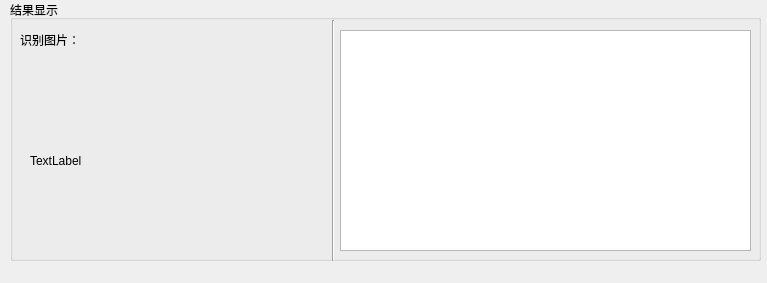
Above: UI/result.ui from lexxxx-cmd/MailParser before the change. Below: the same form after it.
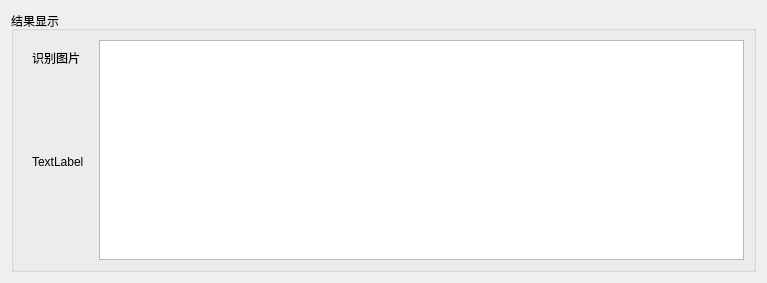
That is the form after the change.

Diff of the .ui file:
```diff
--- a/UI/result.ui
+++ b/UI/result.ui
@@ -10,71 +10,81 @@
     <height>283</height>
    </rect>
   </property>
+  <property name="sizePolicy">
+   <sizepolicy hsizetype="Expanding" vsizetype="Expanding">
+    <horstretch>0</horstretch>
+    <verstretch>0</verstretch>
+   </sizepolicy>
+  </property>
   <property name="windowTitle">
    <string>Form</string>
   </property>
+  <layout class="QHBoxLayout" name="horizontalLayout">
+   <item>
   <widget class="QGroupBox" name="groupBox">
-   <property name="geometry">
-    <rect>
-     <x>10</x>
-     <y>0</y>
-     <width>751</width>
-     <height>261</height>
-    </rect>
-   </property>
    <property name="title">
     <string>结果显示</string>
    </property>
+     <layout class="QHBoxLayout" name="horizontalLayout_2">
+      <item>
+       <widget class="QWidget" name="widget" native="true">
+        <layout class="QVBoxLayout" name="verticalLayout">
+         <item>
    <widget class="QLabel" name="label">
-    <property name="geometry">
-     <rect>
-      <x>10</x>
-      <y>30</y>
-      <width>69</width>
-      <height>20</height>
-     </rect>
+           <property name="sizePolicy">
+            <sizepolicy hsizetype="Preferred" vsizetype="Minimum">
+             <horstretch>0</horstretch>
+             <verstretch>0</verstretch>
+            </sizepolicy>
     </property>
     <property name="text">
-     <string>识别图片：</string>
-    </property>
-   </widget>
+            <string>识别图片</string>
+           </property>
+          </widget>
+         </item>
+         <item>
+          <spacer name="verticalSpacer">
+           <property name="orientation">
+            <enum>Qt::Orientation::Vertical</enum>
+           </property>
+           <property name="sizeHint" stdset="0">
+            <size>
+             <width>20</width>
+             <height>40</height>
+            </size>
+           </property>
+          </spacer>
+         </item>
+         <item>
    <widget class="QLabel" name="label_2">
-    <property name="geometry">
-     <rect>
-      <x>20</x>
-      <y>70</y>
-      <width>291</width>
-      <height>181</height>
-     </rect>
-    </property>
     <property name="text">
      <string>TextLabel</string>
     </property>
    </widget>
-   <widget class="QTextBrowser" name="textBrowser">
-    <property name="geometry">
-     <rect>
-      <x>330</x>
-      <y>30</y>
-      <width>411</width>
-      <height>221</height>
-     </rect>
-    </property>
-   </widget>
-   <widget class="Line" name="line">
-    <property name="geometry">
-     <rect>
-      <x>313</x>
-      <y>20</y>
-      <width>20</width>
-      <height>241</height>
-     </rect>
-    </property>
+         </item>
+         <item>
+          <spacer name="verticalSpacer_2">
     <property name="orientation">
      <enum>Qt::Orientation::Vertical</enum>
     </property>
-   </widget>
-  </widget>
+           <property name="sizeHint" stdset="0">
+            <size>
+             <width>20</width>
+             <height>40</height>
+            </size>
+           </property>
+          </spacer>
+         </item>
+        </layout>
+       </widget>
+      </item>
+      <item>
+       <widget class="QTextBrowser" name="textBrowser"/>
+      </item>
+     </layout>
+    </widget>
+   </item>
+  </layout>
  </widget>
  <resources/>
  <connections/>
```
Lines whose indentation alone changed are shown as unchanged.
